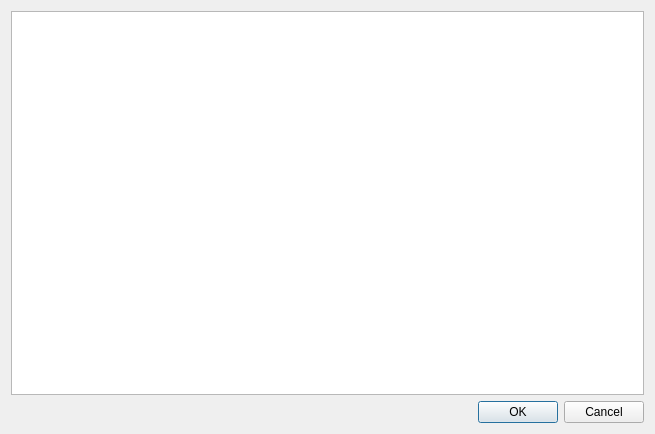
The window that music_modify/gui/dialog_tag.ui (Kayzels/Music-Modify) describes before a commit, drawn with Qt 5.
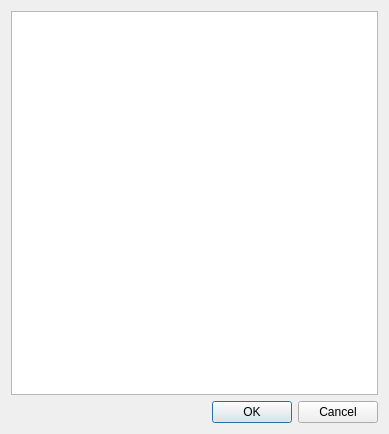
The same window after the commit.

Commit message: [prefs] Improve tag table display

Diff of the .ui file:
```diff
--- a/music_modify/gui/dialog_tag.ui
+++ b/music_modify/gui/dialog_tag.ui
@@ -6,7 +6,7 @@
    <rect>
     <x>0</x>
     <y>0</y>
-    <width>655</width>
+    <width>389</width>
     <height>434</height>
    </rect>
   </property>
@@ -15,7 +15,20 @@
   </property>
   <layout class="QVBoxLayout" name="verticalLayout">
    <item>
-    <widget class="QTableView" name="tag_table"/>
+    <widget class="QTableView" name="tag_table">
+     <property name="alternatingRowColors">
+      <bool>true</bool>
+     </property>
+     <property name="showGrid">
+      <bool>true</bool>
+     </property>
+     <attribute name="horizontalHeaderStretchLastSection">
+      <bool>true</bool>
+     </attribute>
+     <attribute name="verticalHeaderVisible">
+      <bool>false</bool>
+     </attribute>
+    </widget>
    </item>
    <item>
     <widget class="QDialogButtonBox" name="buttonBox">
```
The commit also changes 2 other files.
